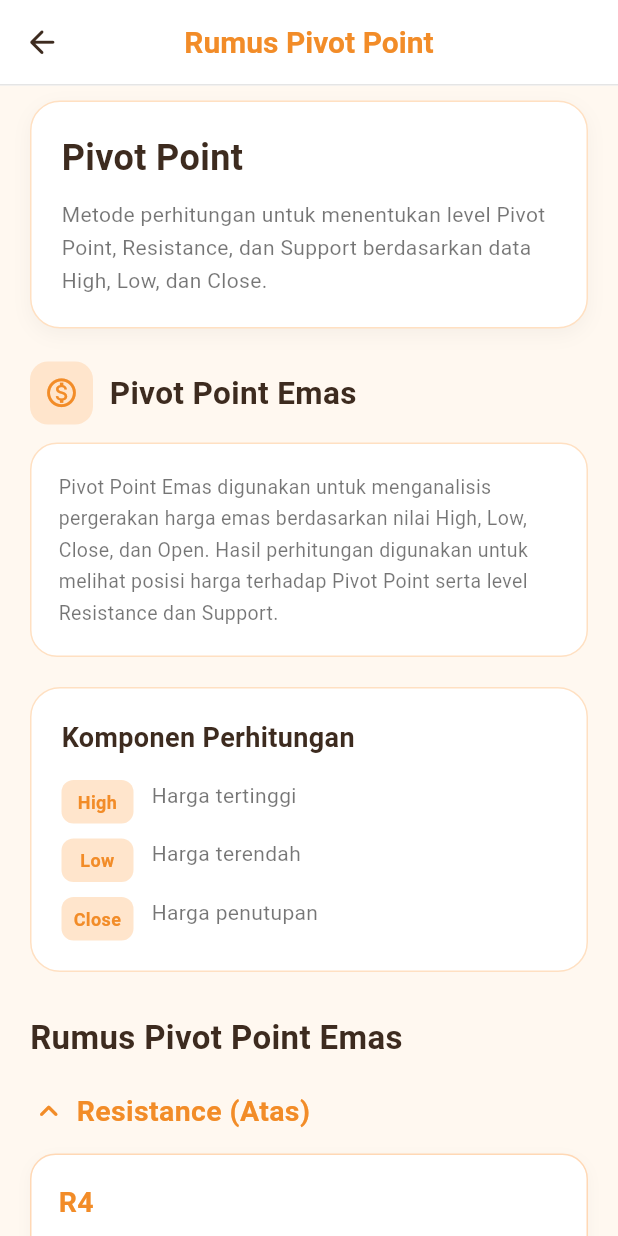
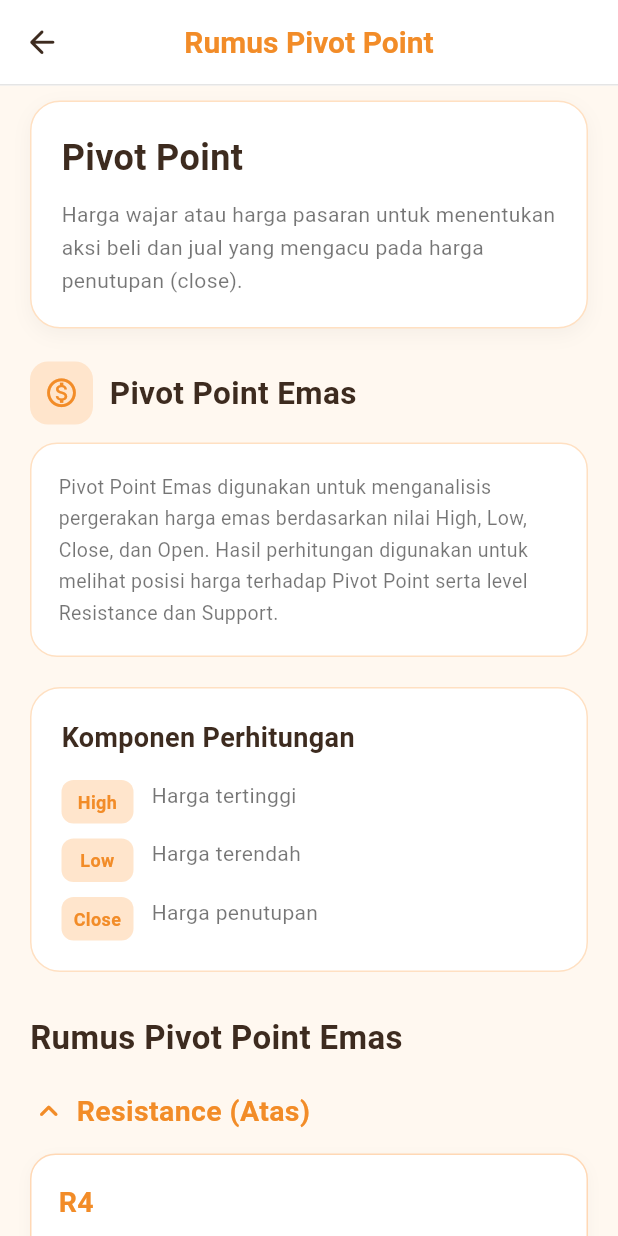
Before and after one commit to naylasifaqolbi/aurum-flutter, a Flutter app: the PivotFormulaScreen screen opened directly, on a phone screen of 412 x 824 dp. Run offline on Flutter 3.47's test engine with Material 3 defaults, Android fonts, the phone set to English and light mode, and no system bars; our stand-ins replace image_picker, pdf, printing, shared_preferences, supabase_flutter; accounts and stored records are empty.

Commit message:
Perbaikan pengertian pivot point dan nest

```diff
--- a/lib/views/dashboard/nest_formula_screen.dart
+++ b/lib/views/dashboard/nest_formula_screen.dart
@@ -218,9 +218,8 @@ class NestFormulaScreen extends StatelessWidget {
           const SizedBox(height: 10),
 
           const Text(
-            'Metode sederhana untuk menentukan indikasi '
-            'BUY atau SELL berdasarkan perbandingan '
-            'harga Open dan Close.',
+            'Konsep Follow The Trend yang '
+            'mengacu pada harga penutupan (close) ',
             style: TextStyle(fontSize: 14, color: Colors.black54, height: 1.6),
           ),
         ],
--- a/lib/views/dashboard/pivot_formula_screen.dart
+++ b/lib/views/dashboard/pivot_formula_screen.dart
@@ -214,10 +214,10 @@ class PivotFormulaScreen extends StatelessWidget {
           SizedBox(height: 10),
 
           Text(
-            'Metode perhitungan untuk menentukan '
-            'level Pivot Point, Resistance, dan '
-            'Support berdasarkan data High, '
-            'Low, dan Close.',
+            'Harga wajar atau harga pasaran '
+            'untuk menentukan aksi beli dan jual '
+            'yang mengacu pada harga penutupan '
+            '(close).',
             style: TextStyle(fontSize: 14, color: Colors.black54, height: 1.6),
           ),
         ],
```
